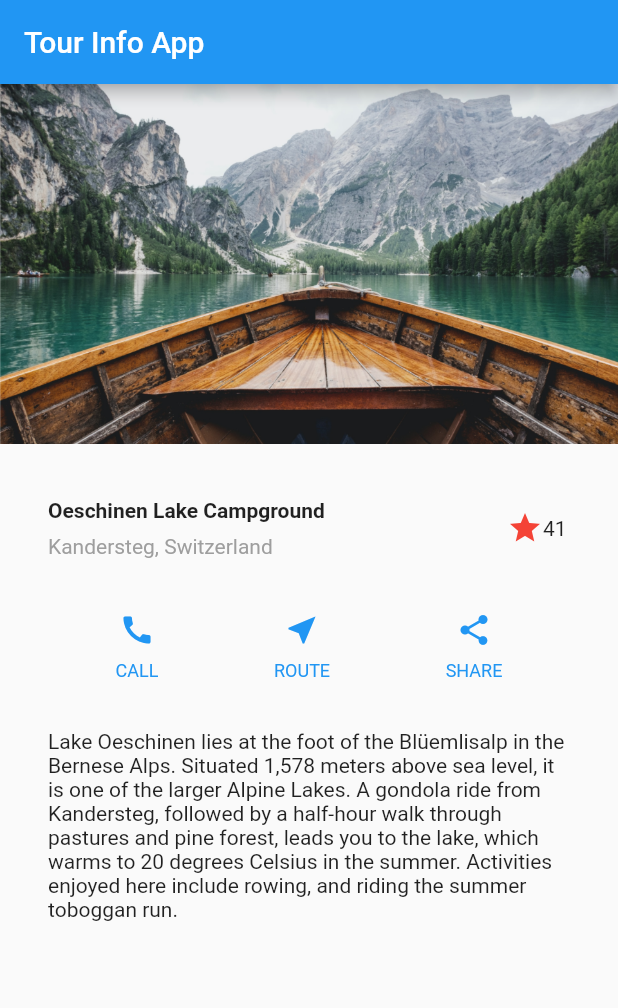
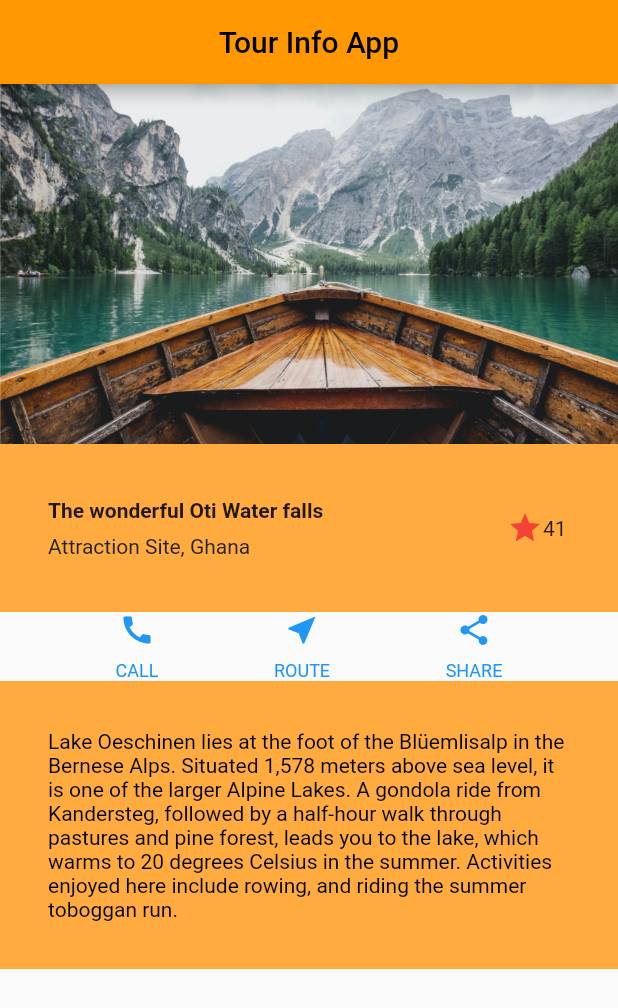
Before and after one commit to SethMegbetor/tour-info-app, a Flutter app: the screen it shows after launch, on a phone screen of 412 x 824 dp. Shown: the top 1008 px of the screen. Run offline on Flutter 3.47's test engine with Material 2 defaults, Android fonts, the phone set to English and light mode, and no system bars.

Commit message:
added some colors

```diff
--- a/lib/main.dart
+++ b/lib/main.dart
@@ -8,6 +8,7 @@ class MyApp extends StatelessWidget {
   @override
   Widget build(BuildContext context) {
     Widget titleSection = Container(
+      color: Colors.orangeAccent,
       padding: const EdgeInsets.all(32),
       child: Row(
         children: [
@@ -20,16 +21,16 @@ class MyApp extends StatelessWidget {
                 Container(
                   padding: const EdgeInsets.only(bottom: 8),
                   child: const Text(
-                    'Oeschinen Lake Campground',
+                    'The wonderful Oti Water falls',
                     style: TextStyle(
                       fontWeight: FontWeight.bold,
                     ),
                   ),
                 ),
                 Text(
-                  'Kandersteg, Switzerland',
+                  'Attraction Site, Ghana',
                   style: TextStyle(
-                    color: Colors.grey[500],
+                    color: Colors.grey[900],
                   ),
                 ),
               ],
@@ -54,6 +55,7 @@ class MyApp extends StatelessWidget {
     );
 
     Widget textSection = Container(
+      color: Colors.orangeAccent,
       padding: const EdgeInsets.all(32),
       child: const Text(
         'Lake Oeschinen lies at the foot of the Blüemlisalp in the Bernese '
@@ -63,6 +65,7 @@ class MyApp extends StatelessWidget {
         'lake, which warms to 20 degrees Celsius in the summer. Activities '
         'enjoyed here include rowing, and riding the summer toboggan run.',
         softWrap: true,
+        style: TextStyle(color: Colors.black),
       ),
     );
 
@@ -70,7 +73,12 @@ class MyApp extends StatelessWidget {
       title: 'Tour Info App',
       home: Scaffold(
         appBar: AppBar(
-          title: const Text('Tour Info App'),
+          backgroundColor: Colors.orange,
+          title: Text(
+            'Tour Info App',
+            style: TextStyle(color: Colors.black),
+          ),
+          centerTitle: true,
         ),
         body: ListView(
           children: [
```
